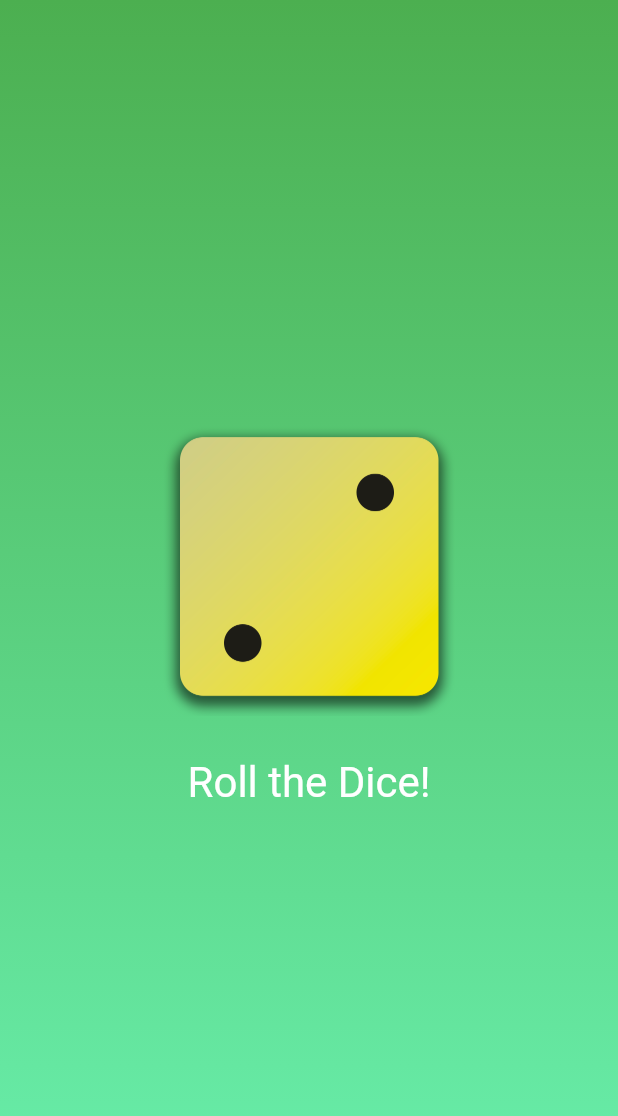
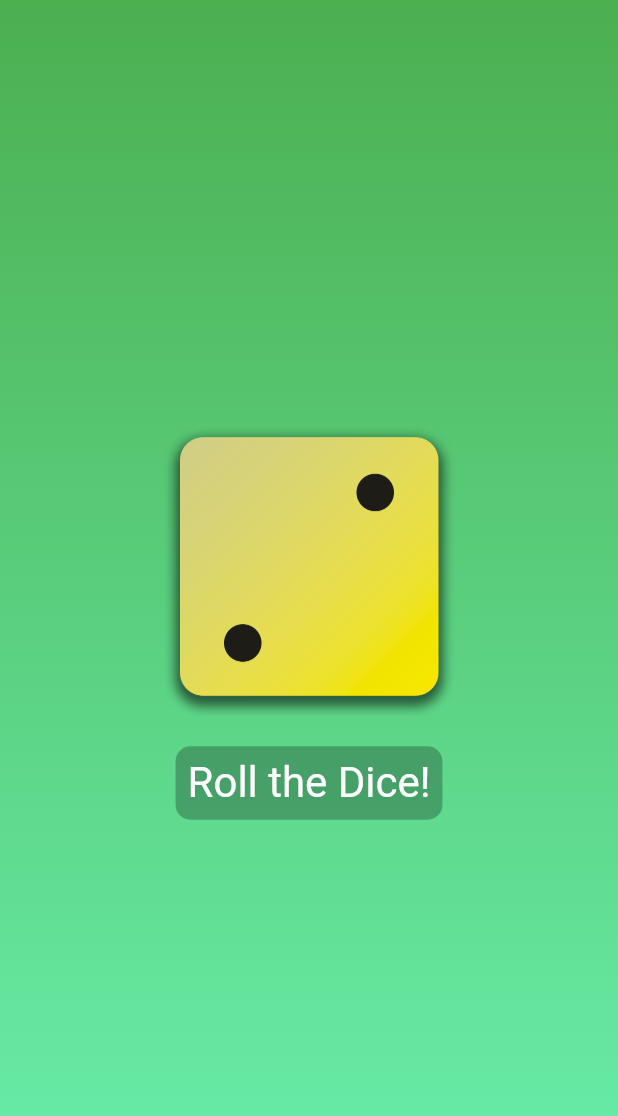
Before and after one commit to Some0ne3lse/flutter_verkefni_1, a Flutter app: the screen it shows after launch, on a phone screen of 412 x 824 dp. Shown: the top 1116 px of the screen. Run offline on Flutter 3.47's test engine with Material 2 defaults, Android fonts, the phone set to English and light mode, and no system bars.

Commit message:
Change dice roll button

```diff
--- a/lib/to_roll_dice.dart
+++ b/lib/to_roll_dice.dart
@@ -14,9 +14,11 @@ class _ToRollDiceState extends State<ToRollDice> {
   var currentDiceNumber = 2;
 
   void activateDice() {
-    setState(() {
-      currentDiceNumber = randomizer.nextInt(6) + 1;
-    });
+    setState(
+      () {
+        currentDiceNumber = randomizer.nextInt(6) + 1;
+      },
+    );
   }
 
   @override
@@ -33,6 +35,10 @@ class _ToRollDiceState extends State<ToRollDice> {
           onPressed: activateDice,
           style: TextButton.styleFrom(
             foregroundColor: Colors.white,
+            backgroundColor: Colors.black26,
+            shape: RoundedRectangleBorder(
+              borderRadius: BorderRadius.circular(10),
+            ),
             textStyle: const TextStyle(
               fontSize: 28,
             ),
```
